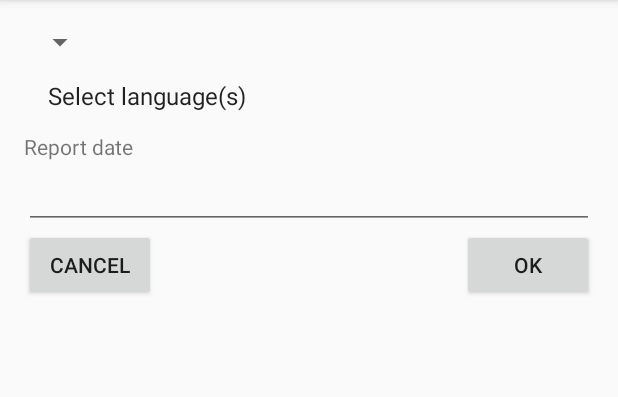
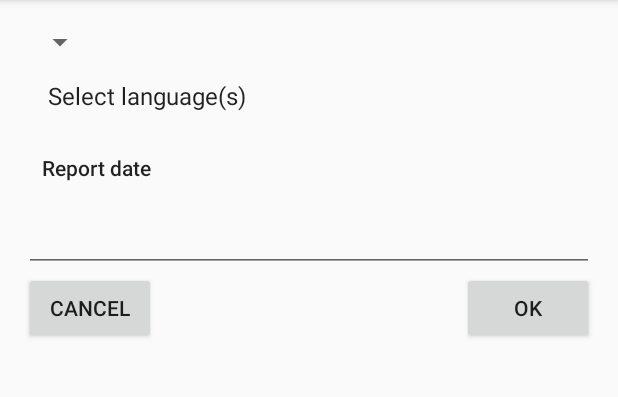
Before and after one commit to toby-1-kenobi/lcr-offline, an Android app: the ReportActivity screen opened directly, with no data from a screen before it, on a phone screen of 412 x 824 dp, the part 84-481 px from its top. Run offline under Robolectric (Android 15) with nearby library versions, the phone set to English and light mode, and no system bars; 1 statement that could not run was skipped.

Commit message:
Use a flat button instead of clickable text for the control to choose a report date.

```diff
--- a/app/src/main/res/layout/activity_report.xml
+++ b/app/src/main/res/layout/activity_report.xml
@@ -24,12 +24,15 @@
             android:layout_height="wrap_content"
             android:id="@+id/report_languages" />
 
-        <TextView
+        <Button
+            style="@style/Widget.AppCompat.Button.Borderless"
             android:layout_width="wrap_content"
             android:layout_height="wrap_content"
             android:text="@string/pick_report_date"
             android:id="@+id/report_date"
-            android:clickable="true" />
+            android:textAllCaps="false"
+            android:clickable="true"
+            android:enabled="true" />
 
         <EditText
             android:layout_width="match_parent"
```
